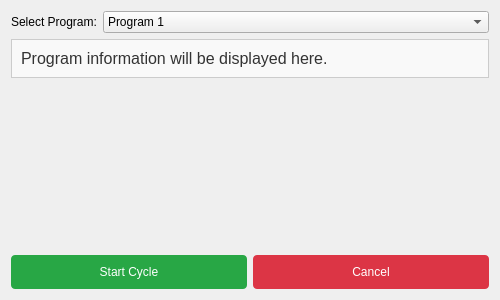
This is RaspPiReader/qt/program_selection_form.ui in ayroop/RaspPiReader as Qt 5 draws it before an edit. The edited form follows.
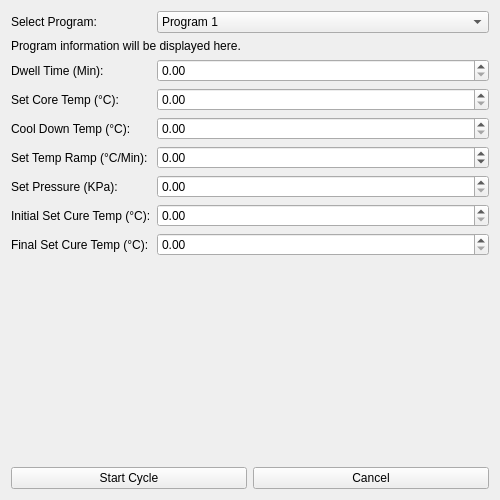
This is the edited form.

Commit message: Fix auto detection 4 default Programs from database

```diff
--- a/RaspPiReader/qt/program_selection_form.ui
+++ b/RaspPiReader/qt/program_selection_form.ui
@@ -7,7 +7,7 @@
     <x>0</x>
     <y>0</y>
     <width>500</width>
-    <height>300</height>
+    <height>500</height>
    </rect>
   </property>
   <property name="windowTitle">
@@ -60,8 +60,116 @@
         <property name="wordWrap">
          <bool>true</bool>
         </property>
-        <property name="styleSheet">
-         <string notr="true">font-size: 12pt; color: #333333; border: 1px solid #CCCCCC; padding: 5px; background-color: #F9F9F9;</string>
+       <property name="alignment">
+        <set>Qt::AlignLeft|Qt::AlignTop</set>
+       </property>
+      </widget>
+     </item>
+     <!-- Row 2: Dwell Time -->
+     <item row="2" column="0">
+      <widget class="QLabel" name="dwellTimeLabel">
+       <property name="text">
+        <string>Dwell Time (Min):</string>
+       </property>
+      </widget>
+     </item>
+     <item row="2" column="1">
+      <widget class="QDoubleSpinBox" name="dwellTimeSpinBox">
+       <property name="maximum">
+        <number>10000</number>
+       </property>
+      </widget>
+     </item>
+     <!-- Row 3: Set Core Temp -->
+     <item row="3" column="0">
+      <widget class="QLabel" name="coreTempLabel">
+       <property name="text">
+        <string>Set Core Temp (°C):</string>
+       </property>
+      </widget>
+     </item>
+     <item row="3" column="1">
+      <widget class="QDoubleSpinBox" name="coreTempSpinBox">
+       <property name="maximum">
+        <number>10000</number>
+       </property>
+      </widget>
+     </item>
+     <!-- Row 4: Cool Down Temp -->
+     <item row="4" column="0">
+      <widget class="QLabel" name="coolDownTempLabel">
+       <property name="text">
+        <string>Cool Down Temp (°C):</string>
+       </property>
+      </widget>
+     </item>
+     <item row="4" column="1">
+      <widget class="QDoubleSpinBox" name="coolDownTempSpinBox">
+       <property name="maximum">
+        <number>10000</number>
+       </property>
+      </widget>
+     </item>
+     <!-- Row 5: Set Temp Ramp -->
+     <item row="5" column="0">
+      <widget class="QLabel" name="setTempRampLabel">
+       <property name="text">
+        <string>Set Temp Ramp (°C/Min):</string>
+       </property>
+      </widget>
+     </item>
+     <item row="5" column="1">
+      <widget class="QDoubleSpinBox" name="setTempRampSpinBox">
+       <property name="minimum">
+        <double>-100.0</double>
+       </property>
+       <property name="maximum">
+        <double>1000.0</double>
+       </property>
+      </widget>
+     </item>
+     <!-- Row 6: Set Pressure -->
+     <item row="6" column="0">
+      <widget class="QLabel" name="setPressureLabel">
+       <property name="text">
+        <string>Set Pressure (KPa):</string>
+       </property>
+      </widget>
+     </item>
+     <item row="6" column="1">
+      <widget class="QDoubleSpinBox" name="setPressureSpinBox">
+       <property name="maximum">
+        <double>1000000.0</double>
+       </property>
+      </widget>
+     </item>
+     <!-- Row 7: Initial Set Cure Temp -->
+     <item row="7" column="0">
+      <widget class="QLabel" name="initialSetCureTempLabel">
+       <property name="text">
+        <string>Initial Set Cure Temp (°C):</string>
+       </property>
+      </widget>
+     </item>
+     <item row="7" column="1">
+      <widget class="QDoubleSpinBox" name="initialSetCureTempSpinBox">
+       <property name="maximum">
+        <number>10000</number>
+       </property>
+      </widget>
+     </item>
+     <!-- Row 8: Final Set Cure Temp -->
+     <item row="8" column="0">
+      <widget class="QLabel" name="finalSetCureTempLabel">
+       <property name="text">
+        <string>Final Set Cure Temp (°C):</string>
+       </property>
+      </widget>
+     </item>
+     <item row="8" column="1">
+      <widget class="QDoubleSpinBox" name="finalSetCureTempSpinBox">
+       <property name="maximum">
+        <number>10000</number>
         </property>
        </widget>
       </item>
@@ -75,9 +183,6 @@
         <property name="text">
          <string>Start Cycle</string>
         </property>
-        <property name="styleSheet">
-         <string notr="true">background-color: #28a745; color: white; padding: 10px; border: none; border-radius: 4px;</string>
-        </property>
        </widget>
       </item>
       <item>
@@ -85,9 +190,6 @@
         <property name="text">
          <string>Cancel</string>
         </property>
-        <property name="styleSheet">
-         <string notr="true">background-color: #dc3545; color: white; padding: 10px; border: none; border-radius: 4px;</string>
-        </property>
        </widget>
       </item>
      </layout>
```
Left out of the diff: 9 changed lines with no effect on the pictures. Lines whose indentation alone changed are shown as unchanged. The commit also changes 5 other files.
